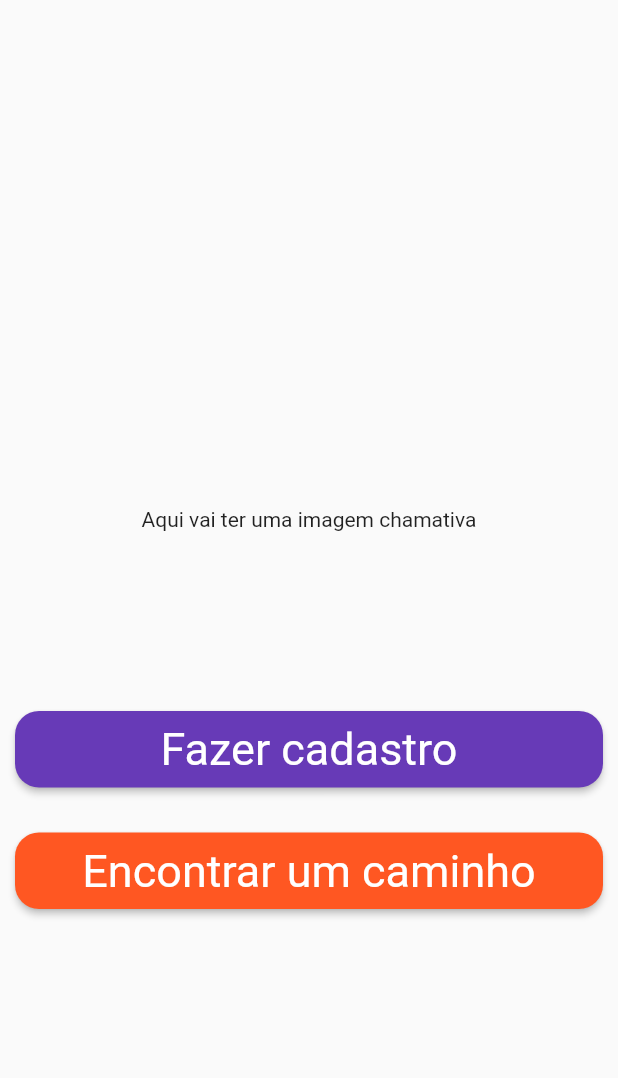
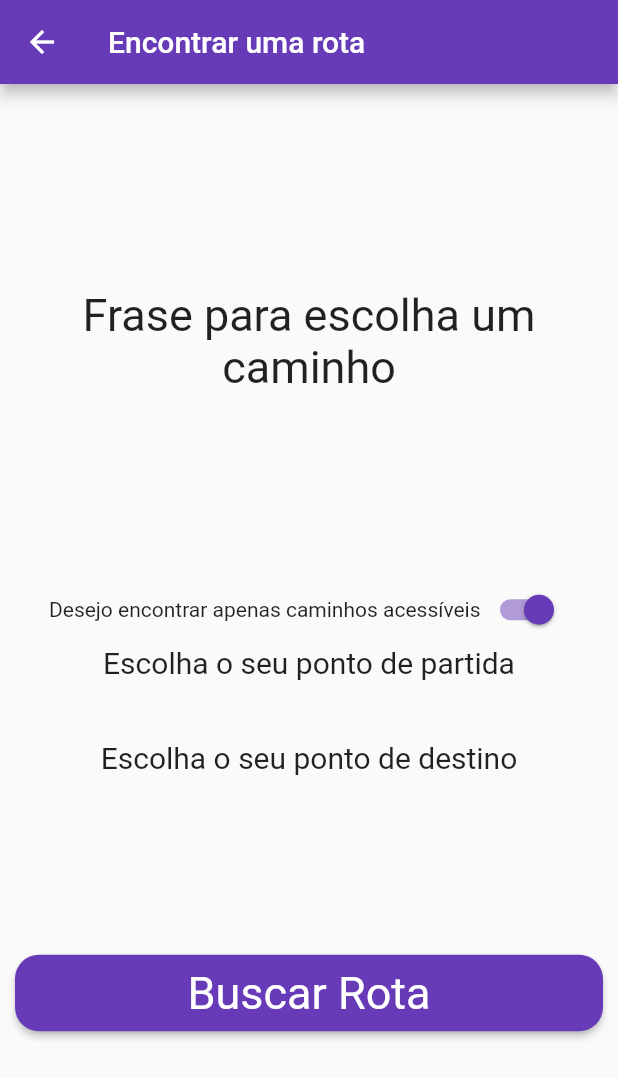
Before and after one commit to millbittencourt/flutter-movucsal, a Flutter app: the screen it shows after launch, after a tap on "Encontrar um caminho", on a phone screen of 412 x 824 dp. Shown: the top 1078 px of the screen. Run offline on Flutter 3.47's test engine with Material 2 defaults, Android fonts, the phone set to English and light mode, and no system bars.

Commit message:
adds find path page

```diff
--- a/movucsal/lib/main.dart
+++ b/movucsal/lib/main.dart
@@ -1,5 +1,5 @@
 import 'package:flutter/material.dart';
-import 'package:flutter/rendering.dart';
+import 'package:movucsal/pages/FindPathPage.dart';
 import 'package:movucsal/pages/RegisterPage.dart';
 import 'package:movucsal/widgets/ExpandedButton.dart';
 
@@ -15,16 +15,20 @@ class MyApp extends StatelessWidget {
       theme: ThemeData(
         primarySwatch: Colors.deepPurple,
       ),
-      home: MyOtherHome(),
+      home: HomePage(),
     );
   }
 }
 
-class MyOtherHome extends StatelessWidget {
+class HomePage extends StatelessWidget {
   @override
   Widget build(BuildContext context) {
     handleRegisterClick() => Navigator.of(context).push(
           MaterialPageRoute(builder: (_) => RegisterPage()),
+        );
+
+    handleFindPathClick() => Navigator.of(context).push(
+          MaterialPageRoute(builder: (_) => FindPathPage()),
         );
 
     return Scaffold(
@@ -46,7 +50,7 @@ class MyOtherHome extends StatelessWidget {
             ExpandedButton(
               title: 'Encontrar um caminho',
               color: Colors.deepOrange,
-              handleOnClick: () {},
+              handleOnClick: handleFindPathClick,
             ),
             const SizedBox(height: 30),
           ],
--- /dev/null
+++ b/movucsal/lib/pages/FindPathPage.dart
@@ -0,0 +1,77 @@
+import 'package:flutter/material.dart';
+import 'package:movucsal/widgets/ExpandedButton.dart';
+
+class FindPathPage extends StatefulWidget {
+  const FindPathPage() : super();
+
+  @override
+  _FindPathPageState createState() => _FindPathPageState();
+}
+
+class _FindPathPageState extends State<FindPathPage> {
+  bool _acessivel = true;
+
+  @override
+  void initState() {
+    super.initState();
+    _acessivel = true;
+  }
+
+  @override
+  Widget build(BuildContext context) {
+    return Scaffold(
+      appBar: AppBar(
+        title: Text('Encontrar uma rota'),
+      ),
+      body: Center(
+        child: Column(
+          mainAxisAlignment: MainAxisAlignment.center,
+          children: [
+            Text(
+              'Frase para escolha um caminho',
+              textAlign: TextAlign.center,
+              style: TextStyle(
+                fontSize: 30,
+              ),
+            ),
+            const SizedBox(height: 120),
+            Row(
+              mainAxisAlignment: MainAxisAlignment.center,
+              children: [
+                Text('Desejo encontrar apenas caminhos acessíveis'),
+                Switch(
+                    value: _acessivel,
+                    onChanged: (bool newValue) {
+                      setState(() {
+                        _acessivel = newValue;
+                      });
+                    }),
+              ],
+            ),
+            Text(
+              'Escolha o seu ponto de partida',
+              textAlign: TextAlign.center,
+              style: TextStyle(
+                fontSize: 20,
+              ),
+            ),
+            const SizedBox(height: 40),
+            Text(
+              'Escolha o seu ponto de destino',
+              textAlign: TextAlign.center,
+              style: TextStyle(
+                fontSize: 20,
+              ),
+            ),
+            const SizedBox(height: 120),
+            ExpandedButton(
+              title: 'Buscar Rota',
+              color: Theme.of(context).primaryColor,
+              handleOnClick: () => Navigator.of(context).pop(context),
+            ),
+          ],
+        ),
+      ),
+    );
+  }
+}
```
